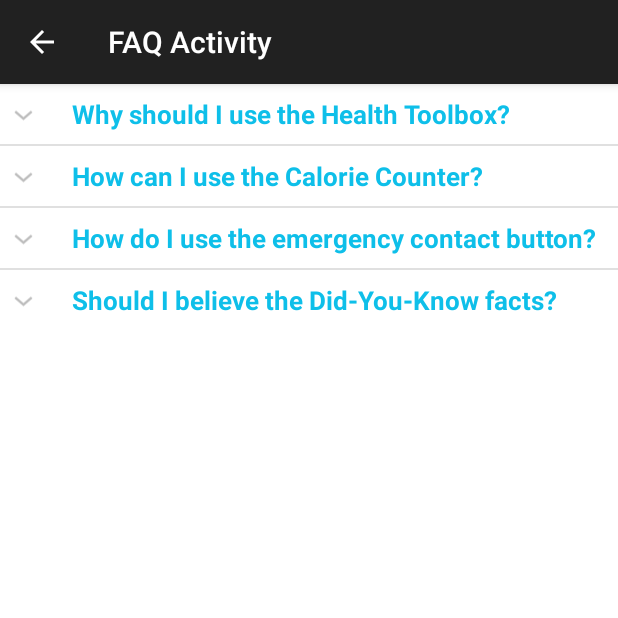
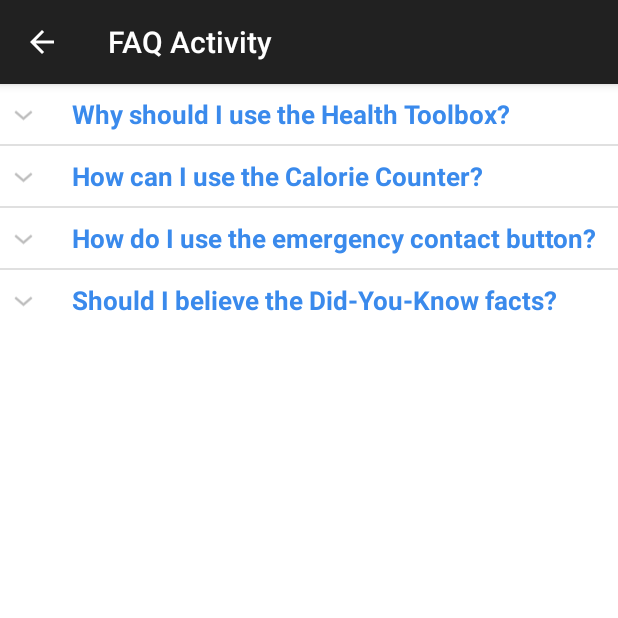
Before and after one commit to MadReza/ETSChallenge, an Android app: the FAQActivity screen opened directly, with no data from a screen before it, on a phone screen of 412 x 824 dp, the top half of it. Run offline under Robolectric (Android 15) with nearby library versions, the light colour scheme and no system bars.

Commit message:
Changed the color of the text

```diff
--- a/APP/app/src/main/res/layout/list_group.xml
+++ b/APP/app/src/main/res/layout/list_group.xml
@@ -13,6 +13,6 @@
         android:layout_height="wrap_content"
         android:paddingLeft="?android:attr/expandableListPreferredItemPaddingLeft"
         android:textSize="17dp"
-        android:textColor="#0EBFE9" />
+        android:textColor="#FF3A8AEC" />
 
 </LinearLayout>
```
